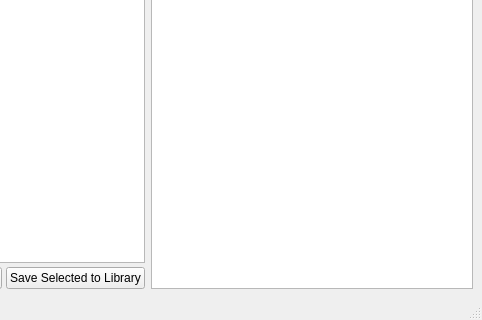
Qt form python3.7libs/MatLib.ui (eglaubauf/egMatLib) before a commit; both pictures show x 501 to 983 and y 516 to 836 of the 983 by 836 pixel window.
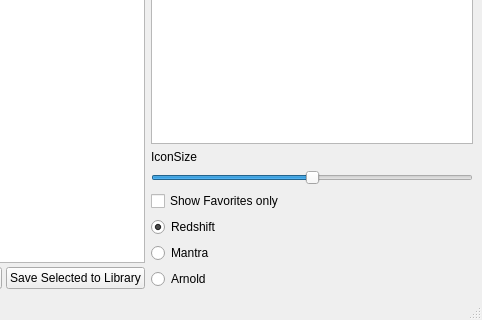
The same form after that commit.

Commit message: Favorites Filter, Favorites Toggle, Favorites are marked with a Star now, UI Cleanup, Filter against tags,

```diff
--- a/python3.7libs/MatLib.ui
+++ b/python3.7libs/MatLib.ui
@@ -190,6 +190,8 @@
        </layout>
       </item>
       <item>
+       <layout class="QVBoxLayout" name="verticalLayout_4">
+        <item>
        <widget class="QTableWidget" name="widget_detail">
         <property name="sizePolicy">
          <sizepolicy hsizetype="Minimum" vsizetype="Expanding">
@@ -387,7 +389,7 @@
           <enum>Checked</enum>
          </property>
          <property name="flags">
-          <set>ItemIsEditable|ItemIsEnabled</set>
+            <set>ItemIsUserCheckable|ItemIsEnabled</set>
          </property>
         </item>
         <item row="4" column="0">
@@ -401,7 +403,7 @@
           <string notr="true"/>
          </property>
          <property name="flags">
-          <set>NoItemFlags</set>
+            <set>ItemIsEnabled</set>
          </property>
         </item>
         <item row="4" column="1">
@@ -458,6 +460,68 @@
         </item>
        </widget>
       </item>
+        <item>
+         <widget class="QLabel" name="label">
+          <property name="text">
+           <string>IconSize</string>
+          </property>
+         </widget>
+        </item>
+        <item>
+         <widget class="QSlider" name="slide_iconSize">
+          <property name="sizePolicy">
+           <sizepolicy hsizetype="Minimum" vsizetype="Fixed">
+            <horstretch>0</horstretch>
+            <verstretch>0</verstretch>
+           </sizepolicy>
+          </property>
+          <property name="minimum">
+           <number>0</number>
+          </property>
+          <property name="maximum">
+           <number>512</number>
+          </property>
+          <property name="value">
+           <number>256</number>
+          </property>
+          <property name="orientation">
+           <enum>Qt::Horizontal</enum>
+          </property>
+         </widget>
+        </item>
+        <item>
+         <widget class="QCheckBox" name="cb_FavsOnly">
+          <property name="text">
+           <string>Show Favorites only</string>
+          </property>
+         </widget>
+        </item>
+        <item>
+         <widget class="QRadioButton" name="cb_Redshift">
+          <property name="text">
+           <string>Redshift</string>
+          </property>
+          <property name="checked">
+           <bool>true</bool>
+          </property>
+         </widget>
+        </item>
+        <item>
+         <widget class="QRadioButton" name="cb_Mantra">
+          <property name="text">
+           <string>Mantra</string>
+          </property>
+         </widget>
+        </item>
+        <item>
+         <widget class="QRadioButton" name="cb_Arnold">
+          <property name="text">
+           <string>Arnold</string>
+          </property>
+         </widget>
+        </item>
+       </layout>
+      </item>
      </layout>
     </item>
    </layout>
```
Left out of the diff: 7 changed lines with no effect on the pictures. Lines whose indentation alone changed are shown as unchanged. The commit also changes 4 other files.
